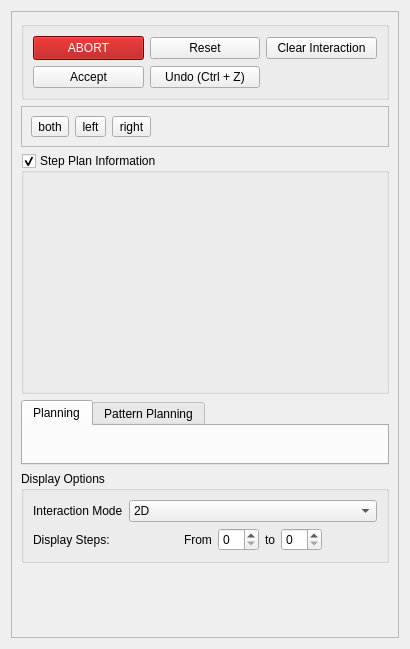
The window that vigir_footstep_planning_rviz_plugin/ui_forms/paneldesign.ui (team-vigir/vigir_footstep_planning_visual_tools) describes before a commit, drawn with Qt 5.
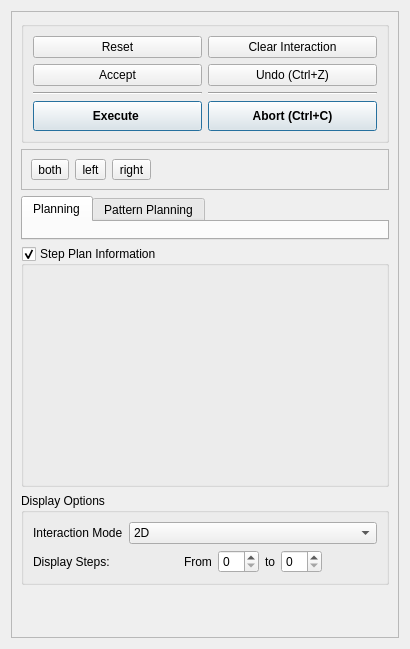
The same window after the commit. Custom widgets are drawn as their Qt base class.

Commit message: Added execute functionality and ui changes

The edit to the form file:
```diff
--- a/vigir_footstep_planning_rviz_plugin/ui_forms/paneldesign.ui
+++ b/vigir_footstep_planning_rviz_plugin/ui_forms/paneldesign.ui
@@ -45,8 +45,8 @@
        <rect>
         <x>0</x>
         <y>0</y>
-        <width>394</width>
-        <height>633</height>
+        <width>390</width>
+        <height>629</height>
        </rect>
       </property>
       <layout class="QGridLayout" name="gridLayout">
@@ -62,451 +62,42 @@
           <string/>
          </property>
          <layout class="QGridLayout" name="gridLayout_3">
-          <item row="0" column="1">
-           <widget class="QPushButton" name="reset_pushButton">
-            <property name="text">
-             <string>Reset</string>
+          <item row="2" column="1">
+           <widget class="Line" name="line_2">
+            <property name="orientation">
+             <enum>Qt::Horizontal</enum>
             </property>
            </widget>
           </item>
-          <item row="0" column="2">
-           <widget class="QPushButton" name="clearIMPushButton">
-            <property name="text">
-             <string>Clear Interaction</string>
-            </property>
-           </widget>
-          </item>
-          <item row="0" column="0">
+          <item row="3" column="1">
            <widget class="QPushButton" name="abortPushButton">
-            <property name="sizePolicy">
-             <sizepolicy hsizetype="Minimum" vsizetype="Fixed">
-              <horstretch>0</horstretch>
-              <verstretch>0</verstretch>
-             </sizepolicy>
-            </property>
             <property name="minimumSize">
              <size>
-              <width>50</width>
-              <height>24</height>
+              <width>0</width>
+              <height>30</height>
              </size>
             </property>
-            <property name="palette">
-             <palette>
-              <active>
-               <colorrole role="WindowText">
-                <brush brushstyle="SolidPattern">
-                 <color alpha="255">
-                  <red>0</red>
-                  <green>0</green>
-                  <blue>0</blue>
-                 </color>
-                </brush>
-               </colorrole>
-               <colorrole role="Button">
-                <brush brushstyle="SolidPattern">
-                 <color alpha="255">
-                  <red>170</red>
-                  <green>0</green>
-                  <blue>0</blue>
-                 </color>
-                </brush>
-               </colorrole>
-               <colorrole role="Light">
-                <brush brushstyle="SolidPattern">
-                 <color alpha="255">
-                  <red>255</red>
-                  <green>0</green>
-                  <blue>0</blue>
-                 </color>
-                </brush>
-               </colorrole>
-               <colorrole role="Midlight">
-                <brush brushstyle="SolidPattern">
-                 <color alpha="255">
-                  <red>212</red>
-                  <green>0</green>
-                  <blue>0</blue>
-                 </color>
-                </brush>
-               </colorrole>
-               <colorrole role="Dark">
-                <brush brushstyle="SolidPattern">
-                 <color alpha="255">
-                  <red>85</red>
-                  <green>0</green>
-                  <blue>0</blue>
-                 </color>
-                </brush>
-               </colorrole>
-               <colorrole role="Mid">
-                <brush brushstyle="SolidPattern">
-                 <color alpha="255">
-                  <red>113</red>
-                  <green>0</green>
-                  <blue>0</blue>
-                 </color>
-                </brush>
-               </colorrole>
-               <colorrole role="Text">
-                <brush brushstyle="SolidPattern">
-                 <color alpha="255">
-                  <red>255</red>
-                  <green>255</green>
-                  <blue>255</blue>
-                 </color>
-                </brush>
-               </colorrole>
-               <colorrole role="BrightText">
-                <brush brushstyle="SolidPattern">
-                 <color alpha="255">
-                  <red>255</red>
-                  <green>255</green>
-                  <blue>255</blue>
-                 </color>
-                </brush>
-               </colorrole>
-               <colorrole role="ButtonText">
-                <brush brushstyle="SolidPattern">
-                 <color alpha="255">
-                  <red>255</red>
-                  <green>255</green>
-                  <blue>255</blue>
-                 </color>
-                </brush>
-               </colorrole>
-               <colorrole role="Base">
-                <brush brushstyle="SolidPattern">
-                 <color alpha="255">
-                  <red>255</red>
-                  <green>255</green>
-                  <blue>255</blue>
-                 </color>
-                </brush>
-               </colorrole>
-               <colorrole role="Window">
-                <brush brushstyle="SolidPattern">
-                 <color alpha="255">
-                  <red>170</red>
-                  <green>0</green>
-                  <blue>0</blue>
-                 </color>
-                </brush>
-               </colorrole>
-               <colorrole role="Shadow">
-                <brush brushstyle="SolidPattern">
-                 <color alpha="255">
-                  <red>0</red>
-                  <green>0</green>
-                  <blue>0</blue>
-                 </color>
-                </brush>
-               </colorrole>
-               <colorrole role="AlternateBase">
-                <brush brushstyle="SolidPattern">
-                 <color alpha="255">
-                  <red>212</red>
-                  <green>127</green>
-                  <blue>127</blue>
-                 </color>
-                </brush>
-               </colorrole>
-               <colorrole role="ToolTipBase">
-                <brush brushstyle="SolidPattern">
-                 <color alpha="255">
-                  <red>255</red>
-                  <green>255</green>
-                  <blue>220</blue>
-                 </color>
-                </brush>
-               </colorrole>
-               <colorrole role="ToolTipText">
-                <brush brushstyle="SolidPattern">
-                 <color alpha="255">
-                  <red>0</red>
-                  <green>0</green>
-                  <blue>0</blue>
-                 </color>
-                </brush>
-               </colorrole>
-              </active>
-              <inactive>
-               <colorrole role="WindowText">
-                <brush brushstyle="SolidPattern">
-                 <color alpha="255">
-                  <red>0</red>
-                  <green>0</green>
-                  <blue>0</blue>
-                 </color>
-                </brush>
-               </colorrole>
-               <colorrole role="Button">
-                <brush brushstyle="SolidPattern">
-                 <color alpha="255">
-                  <red>170</red>
-                  <green>0</green>
-                  <blue>0</blue>
-                 </color>
-                </brush>
-               </colorrole>
-               <colorrole role="Light">
-                <brush brushstyle="SolidPattern">
-                 <color alpha="255">
-                  <red>255</red>
-                  <green>0</green>
-                  <blue>0</blue>
-                 </color>
-                </brush>
-               </colorrole>
-               <colorrole role="Midlight">
-                <brush brushstyle="SolidPattern">
-                 <color alpha="255">
-                  <red>212</red>
-                  <green>0</green>
-                  <blue>0</blue>
-                 </color>
-                </brush>
-               </colorrole>
-               <colorrole role="Dark">
-                <brush brushstyle="SolidPattern">
-                 <color alpha="255">
-                  <red>85</red>
-                  <green>0</green>
-                  <blue>0</blue>
-                 </color>
-                </brush>
-               </colorrole>
-               <colorrole role="Mid">
-                <brush brushstyle="SolidPattern">
-                 <color alpha="255">
-                  <red>113</red>
-                  <green>0</green>
-                  <blue>0</blue>
-                 </color>
-                </brush>
-               </colorrole>
-               <colorrole role="Text">
-                <brush brushstyle="SolidPattern">
-                 <color alpha="255">
-                  <red>255</red>
-                  <green>255</green>
-                  <blue>255</blue>
-                 </color>
-                </brush>
-               </colorrole>
-               <colorrole role="BrightText">
-                <brush brushstyle="SolidPattern">
-                 <color alpha="255">
-                  <red>255</red>
-                  <green>255</green>
-                  <blue>255</blue>
-                 </color>
-                </brush>
-               </colorrole>
-               <colorrole role="ButtonText">
-                <brush brushstyle="SolidPattern">
-                 <color alpha="255">
-                  <red>255</red>
-                  <green>255</green>
-                  <blue>255</blue>
-                 </color>
-                </brush>
-               </colorrole>
-               <colorrole role="Base">
-                <brush brushstyle="SolidPattern">
-                 <color alpha="255">
-                  <red>255</red>
-                  <green>255</green>
-                  <blue>255</blue>
-                 </color>
-                </brush>
-               </colorrole>
-               <colorrole role="Window">
-                <brush brushstyle="SolidPattern">
-                 <color alpha="255">
-                  <red>170</red>
-                  <green>0</green>
-                  <blue>0</blue>
-                 </color>
-                </brush>
-               </colorrole>
-               <colorrole role="Shadow">
-                <brush brushstyle="SolidPattern">
-                 <color alpha="255">
-                  <red>0</red>
-                  <green>0</green>
-                  <blue>0</blue>
-                 </color>
-                </brush>
-               </colorrole>
-               <colorrole role="AlternateBase">
-                <brush brushstyle="SolidPattern">
-                 <color alpha="255">
-                  <red>212</red>
-                  <green>127</green>
-                  <blue>127</blue>
-                 </color>
-                </brush>
-               </colorrole>
-               <colorrole role="ToolTipBase">
-                <brush brushstyle="SolidPattern">
-                 <color alpha="255">
-                  <red>255</red>
-                  <green>255</green>
-                  <blue>220</blue>
-                 </color>
-                </brush>
-               </colorrole>
-               <colorrole role="ToolTipText">
-                <brush brushstyle="SolidPattern">
-                 <color alpha="255">
-                  <red>0</red>
-                  <green>0</green>
-                  <blue>0</blue>
-                 </color>
-                </brush>
-               </colorrole>
-              </inactive>
-              <disabled>
-               <colorrole role="WindowText">
-                <brush brushstyle="SolidPattern">
-                 <color alpha="255">
-                  <red>85</red>
-                  <green>0</green>
-                  <blue>0</blue>
-                 </color>
-                </brush>
-               </colorrole>
-               <colorrole role="Button">
-                <brush brushstyle="SolidPattern">
-                 <color alpha="255">
-                  <red>170</red>
-                  <green>0</green>
-                  <blue>0</blue>
-                 </color>
-                </brush>
-               </colorrole>
-               <colorrole role="Light">
-                <brush brushstyle="SolidPattern">
-                 <color alpha="255">
-                  <red>255</red>
-                  <green>0</green>
-                  <blue>0</blue>
-                 </color>
-                </brush>
-               </colorrole>
-               <colorrole role="Midlight">
-                <brush brushstyle="SolidPattern">
-                 <color alpha="255">
-                  <red>212</red>
-                  <green>0</green>
-                  <blue>0</blue>
-                 </color>
-                </brush>
-               </colorrole>
-               <colorrole role="Dark">
-                <brush brushstyle="SolidPattern">
-                 <color alpha="255">
-                  <red>85</red>
-                  <green>0</green>
-                  <blue>0</blue>
-                 </color>
-                </brush>
-               </colorrole>
-               <colorrole role="Mid">
-                <brush brushstyle="SolidPattern">
-                 <color alpha="255">
-                  <red>113</red>
-                  <green>0</green>
-                  <blue>0</blue>
-                 </color>
-                </brush>
-               </colorrole>
-               <colorrole role="Text">
-                <brush brushstyle="SolidPattern">
-                 <color alpha="255">
-                  <red>85</red>
-                  <green>0</green>
-                  <blue>0</blue>
-                 </color>
-                </brush>
-               </colorrole>
-               <colorrole role="BrightText">
-                <brush brushstyle="SolidPattern">
-                 <color alpha="255">
-                  <red>255</red>
-                  <green>255</green>
-                  <blue>255</blue>
-                 </color>
-                </brush>
-               </colorrole>
-               <colorrole role="ButtonText">
-                <brush brushstyle="SolidPattern">
-                 <color alpha="255">
-                  <red>85</red>
-                  <green>0</green>
-                  <blue>0</blue>
-                 </color>
-                </brush>
-               </colorrole>
-               <colorrole role="Base">
-                <brush brushstyle="SolidPattern">
-                 <color alpha="255">
-                  <red>170</red>
-                  <green>0</green>
-                  <blue>0</blue>
-                 </color>
-                </brush>
-               </colorrole>
-               <colorrole role="Window">
-                <brush brushstyle="SolidPattern">
-                 <color alpha="255">
-                  <red>170</red>
-                  <green>0</green>
-                  <blue>0</blue>
-                 </color>
-                </brush>
-               </colorrole>
-               <colorrole role="Shadow">
-                <brush brushstyle="SolidPattern">
-                 <color alpha="255">
-                  <red>0</red>
-                  <green>0</green>
-                  <blue>0</blue>
-                 </color>
-                </brush>
-               </colorrole>
-               <colorrole role="AlternateBase">
-                <brush brushstyle="SolidPattern">
-                 <color alpha="255">
-                  <red>170</red>
-                  <green>0</green>
-                  <blue>0</blue>
-                 </color>
-                </brush>
-               </colorrole>
-               <colorrole role="ToolTipBase">
-                <brush brushstyle="SolidPattern">
-                 <color alpha="255">
-                  <red>255</red>
-                  <green>255</green>
-                  <blue>220</blue>
-                 </color>
-                </brush>
-               </colorrole>
-               <colorrole role="ToolTipText">
-                <brush brushstyle="SolidPattern">
-                 <color alpha="255">
-                  <red>0</red>
-                  <green>0</green>
-                  <blue>0</blue>
-                 </color>
-                </brush>
-               </colorrole>
-              </disabled>
-             </palette>
+            <property name="font">
+             <font>
+              <weight>75</weight>
+              <bold>true</bold>
+             </font>
             </property>
             <property name="text">
-             <string>ABORT</string>
+             <string>Abort (Ctrl+C)</string>
+            </property>
+            <property name="shortcut">
+             <string>Ctrl+C</string>
+            </property>
+            <property name="default">
+             <bool>true</bool>
+            </property>
+           </widget>
+          </item>
+          <item row="2" column="0">
+           <widget class="Line" name="line">
+            <property name="orientation">
+             <enum>Qt::Horizontal</enum>
             </property>
            </widget>
           </item>
@@ -520,13 +111,58 @@
           <item row="1" column="1">
            <widget class="QPushButton" name="undoPushButton">
             <property name="text">
-             <string>Undo (Ctrl + Z)</string>
+             <string>Undo (Ctrl+Z)</string>
             </property>
             <property name="shortcut">
              <string>Ctrl+Z</string>
             </property>
            </widget>
           </item>
+          <item row="3" column="0">
+           <widget class="QPushButton" name="executePushButton">
+            <property name="minimumSize">
+             <size>
+              <width>0</width>
+              <height>30</height>
+             </size>
+            </property>
+            <property name="font">
+             <font>
+              <weight>75</weight>
+              <bold>true</bold>
+             </font>
+            </property>
+            <property name="text">
+             <string>Execute </string>
+            </property>
+            <property name="default">
+             <bool>true</bool>
+            </property>
+            <property name="flat">
+             <bool>false</bool>
+            </property>
+           </widget>
+          </item>
+          <item row="0" column="0">
+           <widget class="QPushButton" name="reset_pushButton">
+            <property name="text">
+             <string>Reset</string>
+            </property>
+            <property name="shortcut">
+             <string>Backspace</string>
+            </property>
+           </widget>
+          </item>
+          <item row="0" column="1">
+           <widget class="QPushButton" name="clearIMPushButton">
+            <property name="text">
+             <string>Clear Interaction</string>
+            </property>
+            <property name="shortcut">
+             <string>Esc</string>
+            </property>
+           </widget>
+          </item>
          </layout>
         </widget>
        </item>
@@ -576,6 +212,9 @@
             <property name="checkable">
              <bool>true</bool>
             </property>
+            <property name="toolButtonStyle">
+             <enum>Qt::ToolButtonTextUnderIcon</enum>
+            </property>
            </widget>
           </item>
           <item row="0" column="0">
@@ -592,6 +231,9 @@
             <property name="checkable">
              <bool>true</bool>
             </property>
+            <property name="toolButtonStyle">
+             <enum>Qt::ToolButtonTextUnderIcon</enum>
+            </property>
            </widget>
           </item>
           <item row="0" column="2">
@@ -609,7 +251,7 @@
              <bool>true</bool>
             </property>
             <property name="toolButtonStyle">
-             <enum>Qt::ToolButtonIconOnly</enum>
+             <enum>Qt::ToolButtonTextUnderIcon</enum>
             </property>
            </widget>
           </item>
@@ -736,7 +378,7 @@
          </property>
         </spacer>
        </item>
-       <item row="3" column="0">
+       <item row="5" column="0">
         <widget class="QGroupBox" name="groupBox_2">
          <property name="title">
           <string>Step Plan Information</string>
```
Left out of the diff: 3 changed lines with no effect on the pictures. The commit also changes 8 other files.
